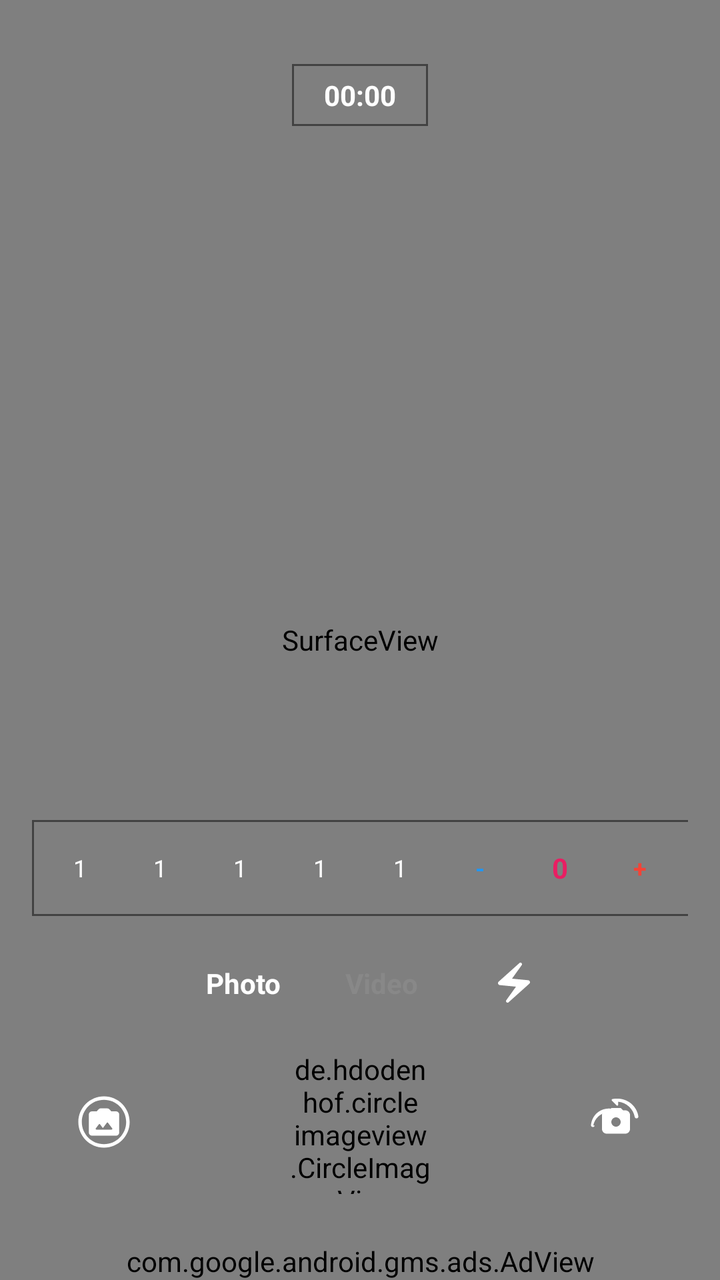
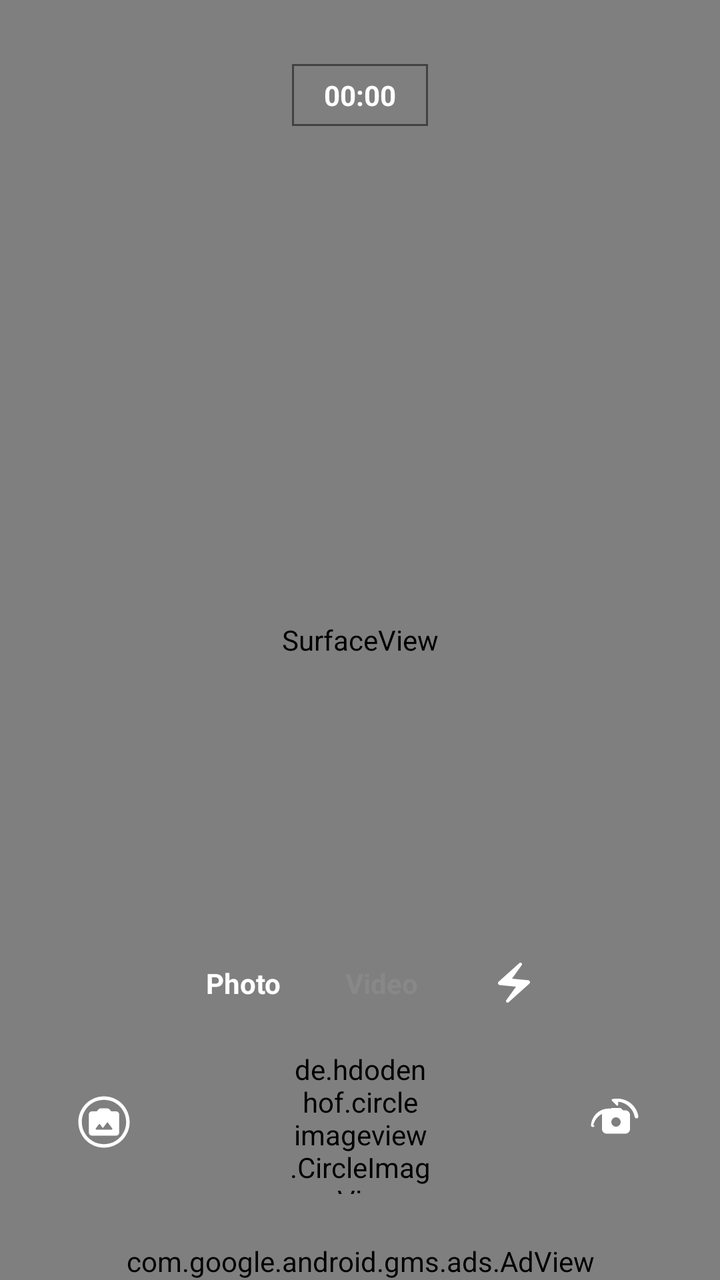

Two renders of the same Android screen: before a commit and after it. Below are the layout's source before the change and the commit's diff.
<!-- AndroidManifest.xml: activity theme AppTheme.FullScreen -->
<!-- res/layout/main.xml -->
<?xml version="1.0" encoding="utf-8"?>
<androidx.constraintlayout.widget.ConstraintLayout
    xmlns:android="http://schemas.android.com/apk/res/android"
    xmlns:app="http://schemas.android.com/apk/res-auto"
    android:layout_width="match_parent"
    android:layout_height="match_parent"
    android:background="#000000">

    
    <SurfaceView
        android:id="@+id/videoview3"
        android:layout_width="0dp"
        android:layout_height="0dp"
        app:layout_constraintTop_toTopOf="parent"
        app:layout_constraintBottom_toBottomOf="parent"
        app:layout_constraintStart_toStartOf="parent"
        app:layout_constraintEnd_toEndOf="parent" />

    
    <TextView
        android:id="@+id/textview3"
        android:layout_width="wrap_content"
        android:layout_height="wrap_content"
        android:layout_marginTop="32dp"
        android:text="00:00"
        android:textSize="14sp"
        android:textStyle="bold"
        android:textColor="#FFFFFF"
        android:background="@drawable/border_box"
        android:paddingHorizontal="16dp"
        android:paddingVertical="6dp"
        app:layout_constraintTop_toTopOf="parent"
        app:layout_constraintStart_toStartOf="parent"
        app:layout_constraintEnd_toEndOf="parent" />

    
    <HorizontalScrollView
        android:id="@+id/linear4"
        android:layout_width="0dp"
        android:layout_height="wrap_content"
        android:layout_marginBottom="16dp"
        android:layout_marginHorizontal="16dp"
        android:scrollbars="none"
        android:fillViewport="true"
        app:layout_constraintBottom_toTopOf="@id/linear3"
        app:layout_constraintStart_toStartOf="parent"
        app:layout_constraintEnd_toEndOf="parent">

        <LinearLayout
            android:layout_width="wrap_content"
            android:layout_height="wrap_content"
            android:background="@drawable/border_box"
            android:padding="4dp"
            android:gravity="center"
            android:orientation="horizontal">
            <TextView android:id="@+id/textview4" android:layout_width="40dp" android:layout_height="40dp" android:gravity="center" android:text="1" android:textSize="12sp" android:textColor="#FFFFFF" />
            <TextView android:id="@+id/textview5" android:layout_width="40dp" android:layout_height="40dp" android:gravity="center" android:text="1" android:textSize="12sp" android:textColor="#FFFFFF" />
            <TextView android:id="@+id/textview6" android:layout_width="40dp" android:layout_height="40dp" android:gravity="center" android:text="1" android:textSize="12sp" android:textColor="#FFFFFF" />
            <TextView android:id="@+id/textview7" android:layout_width="40dp" android:layout_height="40dp" android:gravity="center" android:text="1" android:textSize="12sp" android:textColor="#FFFFFF" />
            <TextView android:id="@+id/textview8" android:layout_width="40dp" android:layout_height="40dp" android:gravity="center" android:text="1" android:textSize="12sp" android:textColor="#FFFFFF" />
            <TextView android:id="@+id/textview9" android:layout_width="40dp" android:layout_height="40dp" android:gravity="center" android:text="-" android:textSize="12sp" android:textStyle="bold" android:textColor="#2196F3" />
            <TextView android:id="@+id/textview10" android:layout_width="40dp" android:layout_height="40dp" android:gravity="center" android:text="0" android:textSize="14sp" android:textStyle="bold" android:textColor="#E91E63" />
            <TextView android:id="@+id/textview11" android:layout_width="40dp" android:layout_height="40dp" android:gravity="center" android:text="+" android:textSize="12sp" android:textStyle="bold" android:textColor="#F44336" />
            <TextView android:id="@+id/textview12" android:layout_width="40dp" android:layout_height="40dp" android:gravity="center" android:text="1" android:textSize="12sp" android:textColor="#FFFFFF" />
            <TextView android:id="@+id/textview13" android:layout_width="40dp" android:layout_height="40dp" android:gravity="center" android:text="1" android:textSize="12sp" android:textColor="#FFFFFF" />
            <TextView android:id="@+id/textview14" android:layout_width="40dp" android:layout_height="40dp" android:gravity="center" android:text="1" android:textSize="12sp" android:textColor="#FFFFFF" />
            <TextView android:id="@+id/textview15" android:layout_width="40dp" android:layout_height="40dp" android:gravity="center" android:text="1" android:textSize="12sp" android:textColor="#FFFFFF" />
            <TextView android:id="@+id/textview16" android:layout_width="40dp" android:layout_height="40dp" android:gravity="center" android:text="1" android:textSize="12sp" android:textColor="#FFFFFF" />
        </LinearLayout>
    </HorizontalScrollView>

    
    <LinearLayout
        android:id="@+id/linear3"
        android:layout_width="wrap_content"
        android:layout_height="wrap_content"
        android:layout_marginBottom="16dp"
        android:gravity="center"
        android:orientation="horizontal"
        app:layout_constraintBottom_toTopOf="@id/linear2"
        app:layout_constraintStart_toStartOf="parent"
        app:layout_constraintEnd_toEndOf="parent">

        <TextView
            android:id="@+id/textview1"
            android:layout_width="wrap_content"
            android:layout_height="wrap_content"
            android:paddingHorizontal="16dp"
            android:paddingVertical="8dp"
            android:text="Photo"
            android:textSize="14sp"
            android:textStyle="bold"
            android:textColor="#FFFFFF" />

        <TextView
            android:id="@+id/textview2"
            android:layout_width="wrap_content"
            android:layout_height="wrap_content"
            android:paddingHorizontal="16dp"
            android:paddingVertical="8dp"
            android:text="Video"
            android:textSize="14sp"
            android:textStyle="bold"
            android:textColor="#888888" />

        <ImageView
            android:id="@+id/imageview3"
            android:layout_width="32dp"
            android:layout_height="32dp"
            android:layout_marginStart="16dp"
            android:padding="4dp"
            android:src="@drawable/icon_electric_bolt_round"
            app:tint="#FFFFFF" />
    </LinearLayout>

    
    <androidx.constraintlayout.widget.ConstraintLayout
        android:id="@+id/linear2"
        android:layout_width="0dp"
        android:layout_height="wrap_content"
        android:layout_marginBottom="24dp"
        android:paddingHorizontal="32dp"
        app:layout_constraintBottom_toTopOf="@id/adview1"
        app:layout_constraintStart_toStartOf="parent"
        app:layout_constraintEnd_toEndOf="parent">

        
        <ImageView
            android:id="@+id/imageview1"
            android:layout_width="40dp"
            android:layout_height="40dp"
            android:src="@drawable/icon_photo_camera_back_round"
            android:background="?attr/selectableItemBackgroundBorderless"
            android:padding="6dp"
            app:layout_constraintTop_toTopOf="parent"
            app:layout_constraintBottom_toBottomOf="parent"
            app:layout_constraintStart_toStartOf="parent" />

        
        <de.hdodenhof.circleimageview.CircleImageView
    android:id="@+id/circleimageview1"
    android:layout_width="72dp"
    android:layout_height="72dp"
    android:src="@drawable/iiii"
    android:scaleType="centerInside"
    app:civ_border_width="1.75dp"
    app:civ_border_color="#00FFFF"
    app:civ_circle_background_color="#FFFFFF"
    app:civ_border_overlay="true"
    app:layout_constraintTop_toTopOf="parent"
    app:layout_constraintBottom_toBottomOf="parent"
    app:layout_constraintStart_toStartOf="parent"
    app:layout_constraintEnd_toEndOf="parent" />
        
        <ImageView
            android:id="@+id/imageview2"
            android:layout_width="40dp"
            android:layout_height="40dp"
            android:src="@drawable/icon_cameraswitch_round"
            android:background="?attr/selectableItemBackgroundBorderless"
            android:padding="6dp"
            app:layout_constraintTop_toTopOf="parent"
            app:layout_constraintBottom_toBottomOf="parent"
            app:layout_constraintEnd_toEndOf="parent" />

    </androidx.constraintlayout.widget.ConstraintLayout>

    
    <com.google.android.gms.ads.AdView
        android:id="@+id/adview1"
        android:layout_width="match_parent"
        android:layout_height="wrap_content"
        app:adSize="BANNER"
        app:adUnitId="ca-app-pub-3940256099942544/6300978111"
        app:layout_constraintBottom_toBottomOf="parent"
        app:layout_constraintStart_toStartOf="parent"
        app:layout_constraintEnd_toEndOf="parent" />

</androidx.constraintlayout.widget.ConstraintLayout>
<!-- resources referenced by this layout -->
<resources>
  <!-- drawable border_box (drawable-xhdpi) -->
  <?xml version="1.0" encoding="utf-8"?>
  <shape xmlns:android="http://schemas.android.com/apk/res/android"
      android:shape="rectangle">
      
      <corners android:radius="0dp" />
      
      <stroke 
          android:width="1dp" 
          android:color="#424242" />
          
      <solid android:color="#00000000" />
  </shape>
  <!-- drawable icon_cameraswitch_round (drawable-xhdpi) -->
  <?xml version='1.0' encoding='UTF-8' standalone='yes' ?>
  <vector xmlns:android="http://schemas.android.com/apk/res/android"
      android:width="48dp"
      android:height="48dp"
      android:viewportWidth="24.0"
      android:viewportHeight="24.0">
  
      <path
          android:pathData="M16 7h-1l-1-1h-4L9 7H8c-1.1 0-2 .9-2 2v6c0 1.1.9 2 2 2h8c1.1 0 2-.9 2-2V9c0-1.1-.9-2-2-2zm-4 7c-1.1 0-2-.9-2-2s.9-2 2-2s2 .9 2 2s-.9 2-2 2z"
          android:fillColor="#FFFFFF" />
  
      <path
          android:pathData="M10.5 2.15c-.3.06-.44.4-.3.64l2.15 2.15c.23.23.6-.06.6-.38V3.31c3.56.35 6.45 3.05 7.07 6.53.06.37.4.62.78.62.5 0 .87-.46.78-.94C20.65 4.3 15.8 1.15 10.5 2.15zM2.87 13.52c-.09.38-.43.64-.81.64-.5 0-.87-.46-.78-.94C1.82 8.41 6.13 5.4 10.9 6.43c.3.06.44.4.3.64l-2.15 2.15c-.23.23-.6-.06-.6-.38V7.81c-3.14.33-5.67 2.76-6.19 5.71z"
          android:fillColor="#FFFFFF" />
  
  </vector>
  <!-- drawable icon_electric_bolt_round (drawable-xhdpi) -->
  <?xml version='1.0' encoding='UTF-8' standalone='yes' ?>
  <vector xmlns:android="http://schemas.android.com/apk/res/android" android:width="48dp" android:height="48dp" android:viewportWidth="24.0" android:viewportHeight="24.0"><path android:pathData="M14.69 2.21L4.33 11.49c-.64.58-.28 1.65.58 1.73L13 14l-4.85 6.76c-.22.31-.19.74.08 1.01c.3.3.77.31 1.08.02l10.36-9.28c.64-.58.28-1.65-.58-1.73L11 10l4.85-6.76c.22-.31.19-.74-.08-1.01a.77.77 0 0 0-1.08-.02z" android:fillColor="#FFFFFF" /></vector>
  <!-- drawable icon_photo_camera_back_round (drawable-xhdpi) -->
  <vector xmlns:android="http://schemas.android.com/apk/res/android"
      android:width="48dp"
      android:height="48dp"
      android:viewportWidth="24.0"
      android:viewportHeight="24.0">
  
      
      <group
          android:scaleX="0.65"
          android:scaleY="0.65"
          android:pivotX="12.0"
          android:pivotY="12.0">
          <path
              android:fillColor="#FFFFFF"
              android:pathData="M20 5h-3.17l-1.24-1.35A1.99 1.99 0 0 0 14.12 3H9.88c-.56 0-1.1.24-1.47.65L7.17 5H4c-1.1 0-2 .9-2 2v12c0 1.1.9 2 2 2h16c1.1 0 2-.9 2-2V7c0-1.1-.9-2-2-2zm-3 12H7a.5.5 0 0 1-.4-.8l2-2.67c.2-.27.6-.27.8 0L11.25 16l2.6-3.47c.2-.27.6-.27.8 0l2.75 3.67a.5.5 0 0 1-.4.8z" />
      </group>
  
      
      <path
          android:fillType="evenOdd"
          android:fillColor="#FFFFFF"
          android:pathData="M12,1 C18.075,1 23,5.925 23,12 C23,18.075 18.075,23 12,23 C5.925,23 1,18.075 1,12 C1,5.925 5.925,1 12,1 Z M12,2.5 C6.753,2.5 2.5,6.753 2.5,12 C2.5,17.247 6.753,21.5 12,21.5 C17.247,21.5 21.5,17.247 21.5,12 C21.5,6.753 17.247,2.5 12,2.5 Z" />
  
  </vector>
  <!-- drawable iiii: png bitmap (drawable-xhdpi, 860 bytes) -->
  <style name="AppTheme.FullScreen" parent="AppTheme">
  		<item name="android:windowFullscreen">true</item>
  		<item name="android:windowContentOverlay">@null</item>
  	</style>
  <style name="AppTheme" parent="Theme.MaterialComponents.Light.NoActionBar.Bridge">
  		<item name="colorOnPrimary">@android:color/white</item>
  		<item name="colorPrimary">@color/colorPrimary</item>
  		<item name="colorPrimaryDark">@color/colorPrimaryDark</item>
  		<item name="colorAccent">@color/colorAccent</item>
  		<item name="colorControlHighlight">@color/colorControlHighlight</item>
  		<item name="colorControlNormal">@color/colorControlNormal</item>
  	</style>
  <color name="colorPrimary">#2196F3</color>
  <color name="colorPrimaryDark">#1976D2</color>
  <color name="colorAccent">#2196F3</color>
  <color name="colorControlHighlight">#2196F3</color>
  <color name="colorControlNormal">#2196F3</color>
</resources>

<!-- the commit's change to res/layout/main.xml (unified diff, before → after) -->
@@ -39,6 +39,7 @@
         android:layout_width="0dp"
         android:layout_height="wrap_content"
         android:layout_marginBottom="16dp"
+        android:visibility="gone"
         android:layout_marginHorizontal="16dp"
         android:scrollbars="none"
         android:fillViewport="true"
